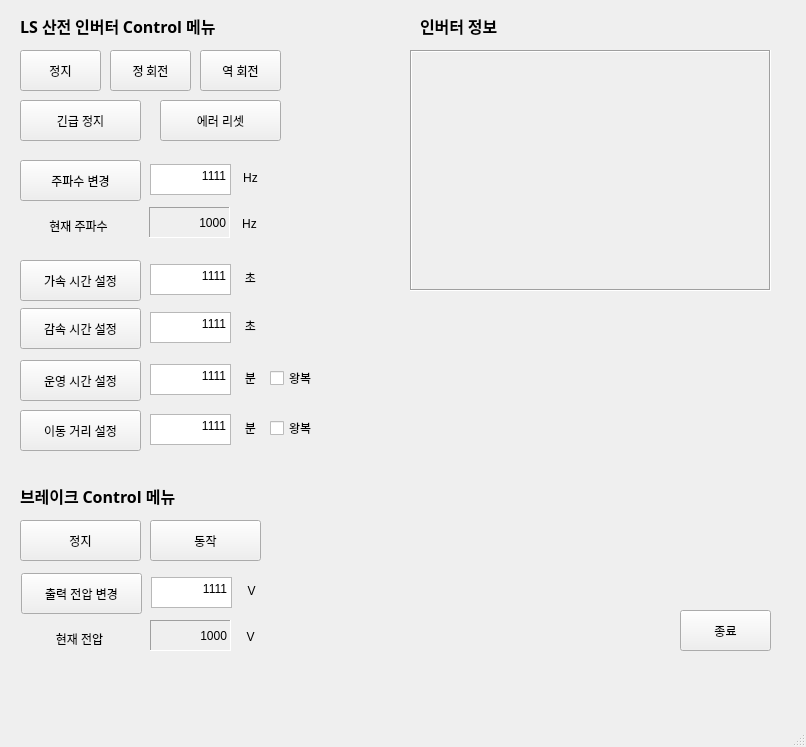
Above: inverterUI.ui from kimyh2000/pas-motor before the change. Below: the same form after it.
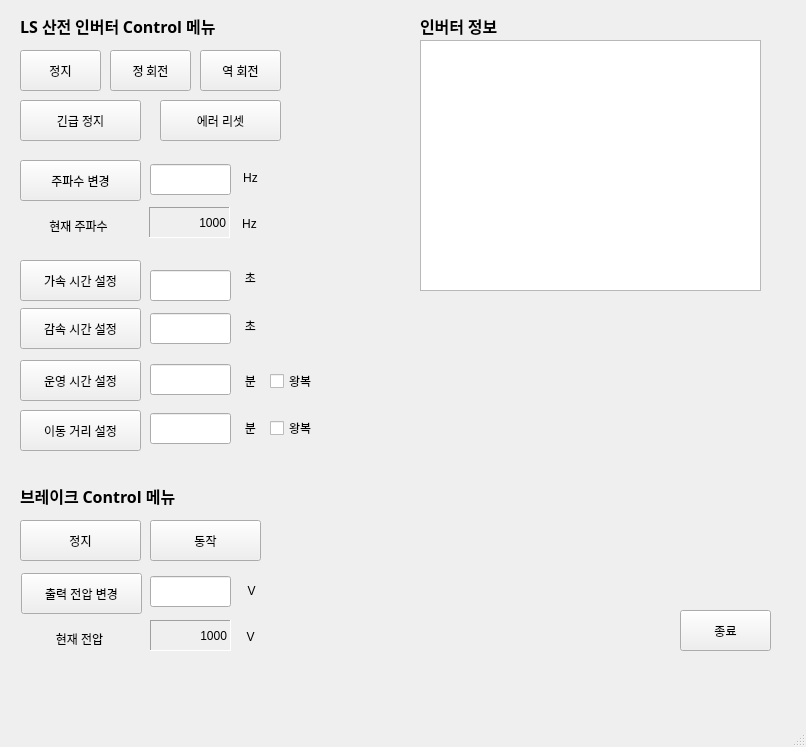
That is the form after the change.

Commit message: UI  변경사항 반영함

```diff
--- a/inverterUI.ui
+++ b/inverterUI.ui
@@ -112,26 +112,6 @@
      <string>에러 리셋</string>
     </property>
    </widget>
-   <widget class="QTextEdit" name="textEdit_Frq">
-    <property name="geometry">
-     <rect>
-      <x>150</x>
-      <y>164</y>
-      <width>81</width>
-      <height>31</height>
-     </rect>
-    </property>
-    <property name="layoutDirection">
-     <enum>Qt::LeftToRight</enum>
-    </property>
-    <property name="html">
-     <string>&lt;!DOCTYPE HTML PUBLIC &quot;-//W3C//DTD HTML 4.0//EN&quot; &quot;http://www.w3.org/TR/REC-html40/strict.dtd&quot;&gt;
-&lt;html&gt;&lt;head&gt;&lt;meta name=&quot;qrichtext&quot; content=&quot;1&quot; /&gt;&lt;style type=&quot;text/css&quot;&gt;
-p, li { white-space: pre-wrap; }
-&lt;/style&gt;&lt;/head&gt;&lt;body style=&quot; font-family:'Gulim'; font-size:9pt; font-weight:400; font-style:normal;&quot;&gt;
-&lt;p align=&quot;right&quot; style=&quot; margin-top:0px; margin-bottom:0px; margin-left:0px; margin-right:0px; -qt-block-indent:0; text-indent:0px;&quot;&gt;1111&lt;/p&gt;&lt;/body&gt;&lt;/html&gt;</string>
-    </property>
-   </widget>
    <widget class="QPushButton" name="pushButton_ChangeFreq">
     <property name="geometry">
      <rect>
@@ -231,26 +211,6 @@
      <set>Qt::AlignCenter</set>
     </property>
    </widget>
-   <widget class="QTextEdit" name="textEdit_AccTime">
-    <property name="geometry">
-     <rect>
-      <x>150</x>
-      <y>264</y>
-      <width>81</width>
-      <height>31</height>
-     </rect>
-    </property>
-    <property name="layoutDirection">
-     <enum>Qt::LeftToRight</enum>
-    </property>
-    <property name="html">
-     <string>&lt;!DOCTYPE HTML PUBLIC &quot;-//W3C//DTD HTML 4.0//EN&quot; &quot;http://www.w3.org/TR/REC-html40/strict.dtd&quot;&gt;
-&lt;html&gt;&lt;head&gt;&lt;meta name=&quot;qrichtext&quot; content=&quot;1&quot; /&gt;&lt;style type=&quot;text/css&quot;&gt;
-p, li { white-space: pre-wrap; }
-&lt;/style&gt;&lt;/head&gt;&lt;body style=&quot; font-family:'Gulim'; font-size:9pt; font-weight:400; font-style:normal;&quot;&gt;
-&lt;p align=&quot;right&quot; style=&quot; margin-top:0px; margin-bottom:0px; margin-left:0px; margin-right:0px; -qt-block-indent:0; text-indent:0px;&quot;&gt;1111&lt;/p&gt;&lt;/body&gt;&lt;/html&gt;</string>
-    </property>
-   </widget>
    <widget class="QPushButton" name="pushButton_SetAccelTime">
     <property name="geometry">
      <rect>
@@ -277,26 +237,6 @@
      <string>감속 시간 설정</string>
     </property>
    </widget>
-   <widget class="QTextEdit" name="textEdit_DecTime">
-    <property name="geometry">
-     <rect>
-      <x>150</x>
-      <y>312</y>
-      <width>81</width>
-      <height>31</height>
-     </rect>
-    </property>
-    <property name="layoutDirection">
-     <enum>Qt::LeftToRight</enum>
-    </property>
-    <property name="html">
-     <string>&lt;!DOCTYPE HTML PUBLIC &quot;-//W3C//DTD HTML 4.0//EN&quot; &quot;http://www.w3.org/TR/REC-html40/strict.dtd&quot;&gt;
-&lt;html&gt;&lt;head&gt;&lt;meta name=&quot;qrichtext&quot; content=&quot;1&quot; /&gt;&lt;style type=&quot;text/css&quot;&gt;
-p, li { white-space: pre-wrap; }
-&lt;/style&gt;&lt;/head&gt;&lt;body style=&quot; font-family:'Gulim'; font-size:9pt; font-weight:400; font-style:normal;&quot;&gt;
-&lt;p align=&quot;right&quot; style=&quot; margin-top:0px; margin-bottom:0px; margin-left:0px; margin-right:0px; -qt-block-indent:0; text-indent:0px;&quot;&gt;1111&lt;/p&gt;&lt;/body&gt;&lt;/html&gt;</string>
-    </property>
-   </widget>
    <widget class="QLabel" name="label_7">
     <property name="geometry">
      <rect>
@@ -313,31 +253,11 @@
      <set>Qt::AlignCenter</set>
     </property>
    </widget>
-   <widget class="QTextEdit" name="textEdit_OpTime">
-    <property name="geometry">
-     <rect>
-      <x>150</x>
-      <y>364</y>
-      <width>81</width>
-      <height>31</height>
-     </rect>
-    </property>
-    <property name="layoutDirection">
-     <enum>Qt::LeftToRight</enum>
-    </property>
-    <property name="html">
-     <string>&lt;!DOCTYPE HTML PUBLIC &quot;-//W3C//DTD HTML 4.0//EN&quot; &quot;http://www.w3.org/TR/REC-html40/strict.dtd&quot;&gt;
-&lt;html&gt;&lt;head&gt;&lt;meta name=&quot;qrichtext&quot; content=&quot;1&quot; /&gt;&lt;style type=&quot;text/css&quot;&gt;
-p, li { white-space: pre-wrap; }
-&lt;/style&gt;&lt;/head&gt;&lt;body style=&quot; font-family:'Gulim'; font-size:9pt; font-weight:400; font-style:normal;&quot;&gt;
-&lt;p align=&quot;right&quot; style=&quot; margin-top:0px; margin-bottom:0px; margin-left:0px; margin-right:0px; -qt-block-indent:0; text-indent:0px;&quot;&gt;1111&lt;/p&gt;&lt;/body&gt;&lt;/html&gt;</string>
-    </property>
-   </widget>
    <widget class="QLabel" name="label_8">
     <property name="geometry">
      <rect>
       <x>240</x>
-      <y>362</y>
+      <y>365</y>
       <width>21</width>
       <height>31</height>
      </rect>
@@ -366,7 +286,7 @@
     <property name="geometry">
      <rect>
       <x>270</x>
-      <y>370</y>
+      <y>373</y>
       <width>81</width>
       <height>16</height>
      </rect>
@@ -388,26 +308,6 @@
      <string>이동 거리 설정</string>
     </property>
    </widget>
-   <widget class="QTextEdit" name="textEdit_Distance">
-    <property name="geometry">
-     <rect>
-      <x>150</x>
-      <y>414</y>
-      <width>81</width>
-      <height>31</height>
-     </rect>
-    </property>
-    <property name="layoutDirection">
-     <enum>Qt::LeftToRight</enum>
-    </property>
-    <property name="html">
-     <string>&lt;!DOCTYPE HTML PUBLIC &quot;-//W3C//DTD HTML 4.0//EN&quot; &quot;http://www.w3.org/TR/REC-html40/strict.dtd&quot;&gt;
-&lt;html&gt;&lt;head&gt;&lt;meta name=&quot;qrichtext&quot; content=&quot;1&quot; /&gt;&lt;style type=&quot;text/css&quot;&gt;
-p, li { white-space: pre-wrap; }
-&lt;/style&gt;&lt;/head&gt;&lt;body style=&quot; font-family:'Gulim'; font-size:9pt; font-weight:400; font-style:normal;&quot;&gt;
-&lt;p align=&quot;right&quot; style=&quot; margin-top:0px; margin-bottom:0px; margin-left:0px; margin-right:0px; -qt-block-indent:0; text-indent:0px;&quot;&gt;1111&lt;/p&gt;&lt;/body&gt;&lt;/html&gt;</string>
-    </property>
-   </widget>
    <widget class="QLabel" name="label_9">
     <property name="geometry">
      <rect>
@@ -525,26 +425,6 @@
      <set>Qt::AlignCenter</set>
     </property>
    </widget>
-   <widget class="QTextEdit" name="textEdit_OutVoltage">
-    <property name="geometry">
-     <rect>
-      <x>151</x>
-      <y>577</y>
-      <width>81</width>
-      <height>31</height>
-     </rect>
-    </property>
-    <property name="layoutDirection">
-     <enum>Qt::LeftToRight</enum>
-    </property>
-    <property name="html">
-     <string>&lt;!DOCTYPE HTML PUBLIC &quot;-//W3C//DTD HTML 4.0//EN&quot; &quot;http://www.w3.org/TR/REC-html40/strict.dtd&quot;&gt;
-&lt;html&gt;&lt;head&gt;&lt;meta name=&quot;qrichtext&quot; content=&quot;1&quot; /&gt;&lt;style type=&quot;text/css&quot;&gt;
-p, li { white-space: pre-wrap; }
-&lt;/style&gt;&lt;/head&gt;&lt;body style=&quot; font-family:'Gulim'; font-size:9pt; font-weight:400; font-style:normal;&quot;&gt;
-&lt;p align=&quot;right&quot; style=&quot; margin-top:0px; margin-bottom:0px; margin-left:0px; margin-right:0px; -qt-block-indent:0; text-indent:0px;&quot;&gt;1111&lt;/p&gt;&lt;/body&gt;&lt;/html&gt;</string>
-    </property>
-   </widget>
    <widget class="QPushButton" name="pushButton_ChangeOutVoltage">
     <property name="geometry">
      <rect>
@@ -617,25 +497,6 @@
      <string>인버터 정보</string>
     </property>
    </widget>
-   <widget class="QLabel" name="label_InvInform">
-    <property name="geometry">
-     <rect>
-      <x>410</x>
-      <y>50</y>
-      <width>361</width>
-      <height>241</height>
-     </rect>
-    </property>
-    <property name="frameShape">
-     <enum>QFrame::Box</enum>
-    </property>
-    <property name="frameShadow">
-     <enum>QFrame::Sunken</enum>
-    </property>
-    <property name="text">
-     <string/>
-    </property>
-   </widget>
    <widget class="QPushButton" name="pushButton_Exit">
     <property name="geometry">
      <rect>
@@ -649,6 +510,79 @@
      <string>종료</string>
     </property>
    </widget>
+   <widget class="QLineEdit" name="lineEdit_Frq">
+    <property name="geometry">
+     <rect>
+      <x>150</x>
+      <y>164</y>
+      <width>81</width>
+      <height>31</height>
+     </rect>
+    </property>
+    <property name="alignment">
+     <set>Qt::AlignRight|Qt::AlignTrailing|Qt::AlignVCenter</set>
+    </property>
+   </widget>
+   <widget class="QLineEdit" name="lineEdit_AccTime">
+    <property name="geometry">
+     <rect>
+      <x>150</x>
+      <y>270</y>
+      <width>81</width>
+      <height>31</height>
+     </rect>
+    </property>
+   </widget>
+   <widget class="QLineEdit" name="lineEdit_DecTime">
+    <property name="geometry">
+     <rect>
+      <x>150</x>
+      <y>313</y>
+      <width>81</width>
+      <height>31</height>
+     </rect>
+    </property>
+   </widget>
+   <widget class="QLineEdit" name="lineEdit_OpTime">
+    <property name="geometry">
+     <rect>
+      <x>150</x>
+      <y>364</y>
+      <width>81</width>
+      <height>31</height>
+     </rect>
+    </property>
+   </widget>
+   <widget class="QLineEdit" name="lineEdit_Dist">
+    <property name="geometry">
+     <rect>
+      <x>150</x>
+      <y>413</y>
+      <width>81</width>
+      <height>31</height>
+     </rect>
+    </property>
+   </widget>
+   <widget class="QLineEdit" name="lineEdit_OutVol">
+    <property name="geometry">
+     <rect>
+      <x>150</x>
+      <y>576</y>
+      <width>81</width>
+      <height>31</height>
+     </rect>
+    </property>
+   </widget>
+   <widget class="QTextEdit" name="textEdit_InvInfo">
+    <property name="geometry">
+     <rect>
+      <x>420</x>
+      <y>40</y>
+      <width>341</width>
+      <height>251</height>
+     </rect>
+    </property>
+   </widget>
   </widget>
   <widget class="QMenuBar" name="menubar">
    <property name="geometry">
```
The commit also changes 7 other files.
